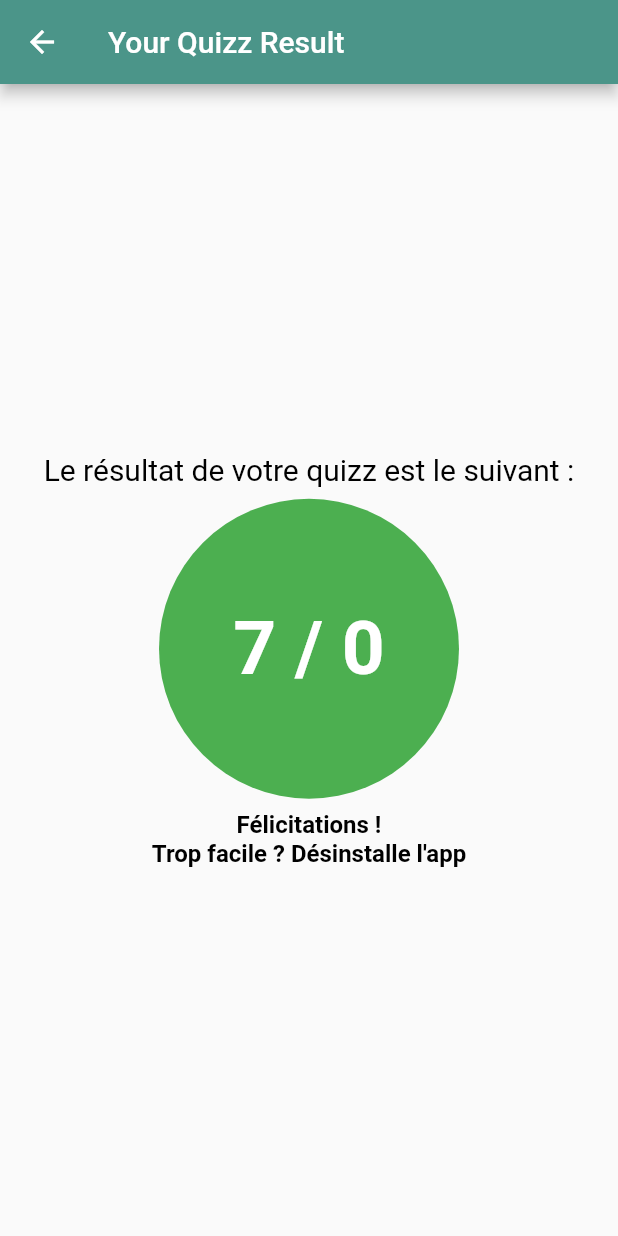
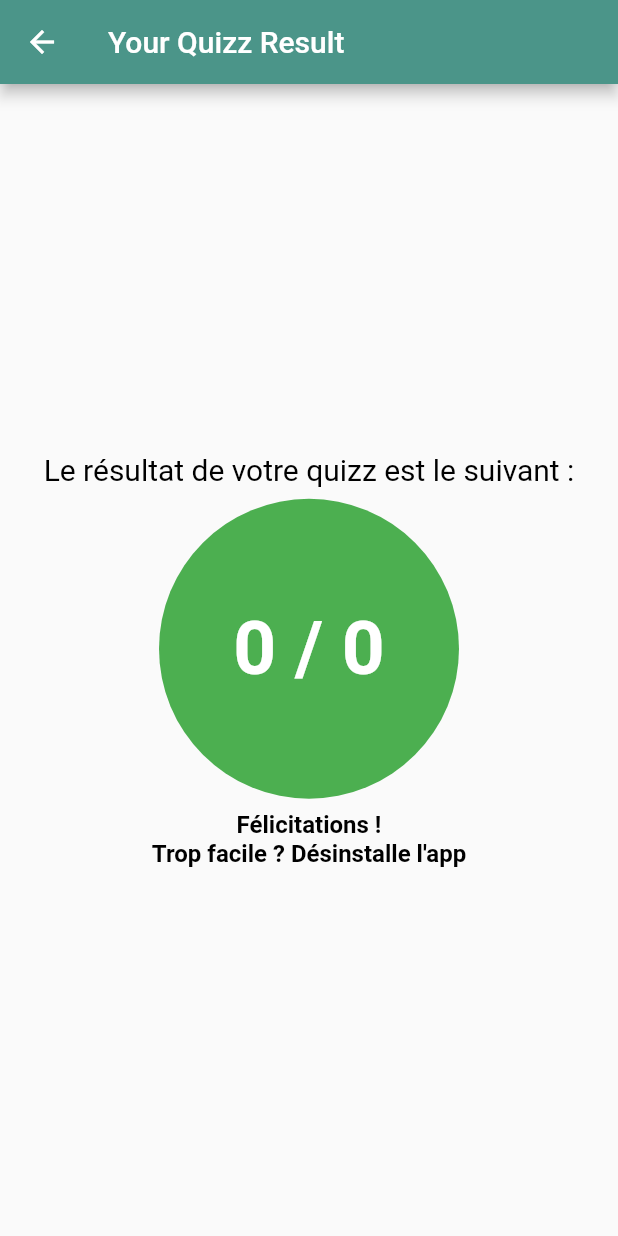
Before and after one commit to LongefayGuinand-Mael/Geo-Learn, a Flutter app: the PartyFinishedPage screen opened directly with empty values, on a phone screen of 412 x 824 dp. Run offline on Flutter 3.47's test engine with Material 2 defaults, Android fonts, the phone set to English and light mode, and no system bars; our stand-ins replace cloud_firestore, firebase_core, pretty_qr_code; missing offline and left inert: enhanced_future_builder, qr_code_scanner; accounts and stored records are empty; network calls fail.

Commit message:
Rework on all UI of the project
Additions :
- ANone
Modifications :
- Add a new API Key
- Modify the fixed score for the PartyFinishedPage
Deletions :
- None

TO DO LIST :
-  Fix the display of the title on the ScanningPage AppBar
-  Fix the BackButton on the ScanningPage AppBar

```diff
--- a/lib/UI/Pages/Quizz/PartyFinishedPage.dart
+++ b/lib/UI/Pages/Quizz/PartyFinishedPage.dart
@@ -15,8 +15,7 @@ class PartyFinishedPage extends StatefulWidget {
 class _PartyFinishedPageState extends State<PartyFinishedPage> {
   @override
   Widget build(BuildContext context) {
-    // int _score = widget.score;
-    int score = 7;
+    int score = widget.score;
     int nbQuestions = widget.numberOfQuestions;
     return Scaffold(
       appBar: AppBar(
```
Also changed, not shown: lib/UI/CustomWidgets/DidYouKnow.dart (+5 -5 lines).
